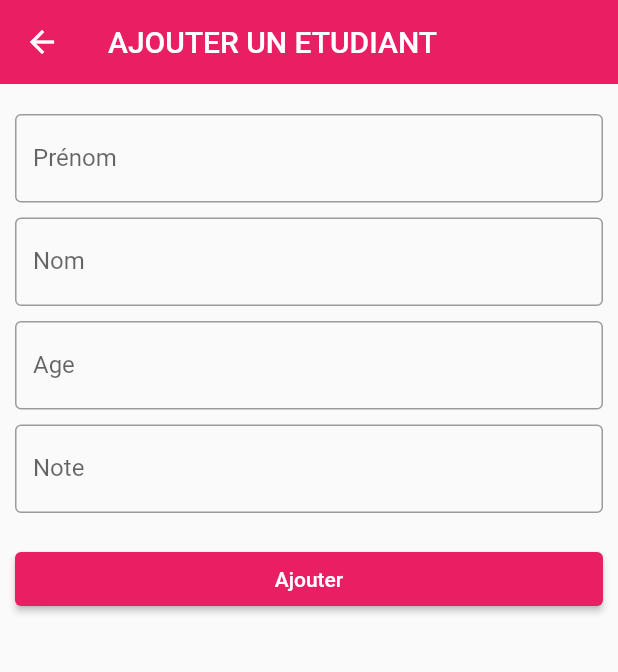
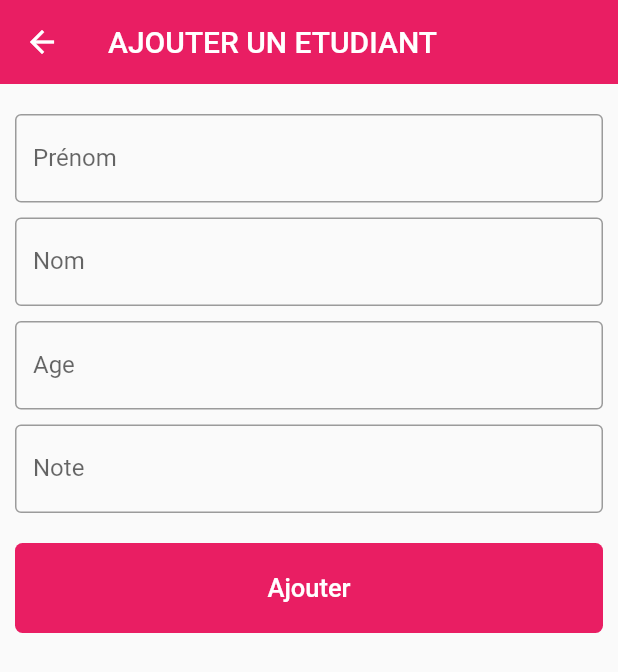
Before and after one commit to martinoyovo/flutter_formation_1, a Flutter app: the AddStudent screen opened directly, on a phone screen of 412 x 824 dp. Shown: the top 672 px of the screen. Run offline on Flutter 3.47's test engine with Material 2 defaults, Android fonts, the phone set to English and light mode, and no system bars; our stand-ins replace cloud_firestore; accounts and stored records are empty; statements that could not run were skipped.

```diff
--- a/lib/firebase_project/add_student.dart
+++ b/lib/firebase_project/add_student.dart
@@ -61,6 +61,9 @@ class AddStudent extends StatelessWidget {
             SizedBox(height: 20,),
             ElevatedButton(
                 style: ButtonStyle(
+                  elevation: MaterialStateProperty.all(0),
+                  padding: MaterialStateProperty.all(EdgeInsets.symmetric(vertical: 20)),
+                  shape: MaterialStateProperty.all(RoundedRectangleBorder(borderRadius: BorderRadius.circular(5))),
                     backgroundColor: MaterialStateProperty.all(Theme.of(context).primaryColor)
                 ),
                 onPressed: () {
@@ -69,7 +72,7 @@ class AddStudent extends StatelessWidget {
 
                       });
                 },
-                child: Text("Ajouter")
+                child: Text("Ajouter", style: TextStyle(fontSize: 17),)
             )
           ],
         ),
```
